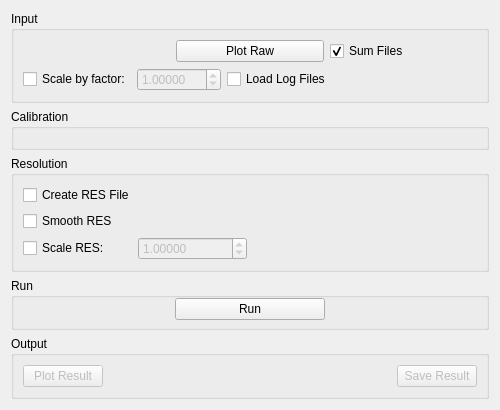
This is qt/scientific_interfaces/Indirect/ISISCalibration.ui in mantidproject/mantid as Qt 5 draws it before an edit. The edited form follows.
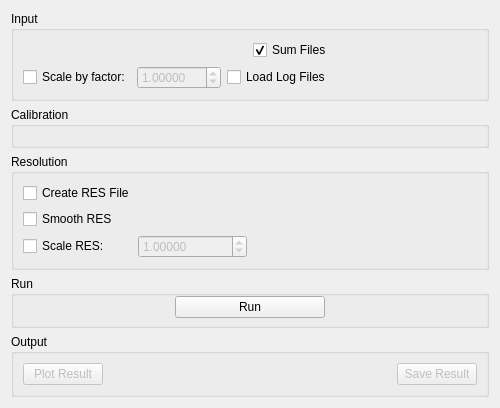
This is the edited form. Custom widgets are drawn as their Qt base class.

Commit message: Refs #26149. Remove plot raw button

```diff
--- a/qt/scientific_interfaces/Indirect/ISISCalibration.ui
+++ b/qt/scientific_interfaces/Indirect/ISISCalibration.ui
@@ -52,16 +52,6 @@
           </property>
          </widget>
         </item>
-        <item>
-         <widget class="QPushButton" name="pbPlotRaw">
-          <property name="toolTip">
-           <string>Plot first detector spectra</string>
-          </property>
-          <property name="text">
-           <string>Plot Raw</string>
-          </property>
-         </widget>
-        </item>
         <item>
          <widget class="QCheckBox" name="ckSumFiles">
           <property name="text">
```
The commit also changes 1 other file.
